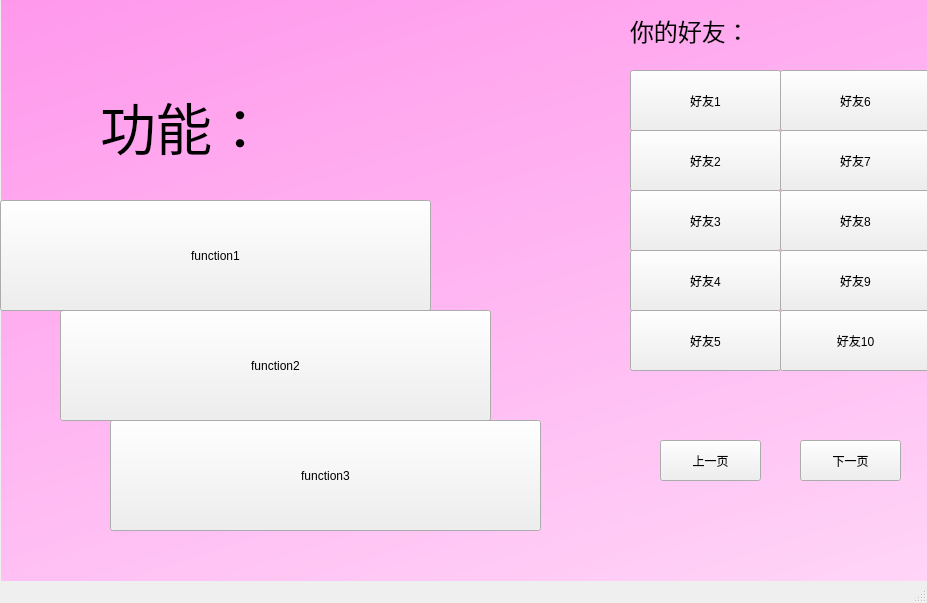
This is MyQQ/Client/mainWindow.ui in WMCCYMW/MyQQ as Qt 5 draws it before an edit. The edited form follows.
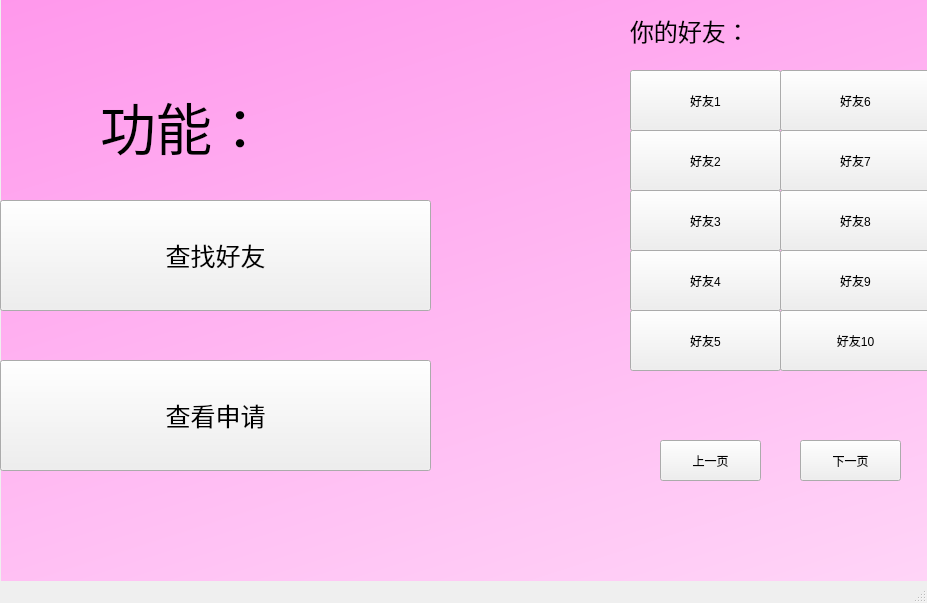
This is the edited form.

What changed in the file:
```diff
--- a/MyQQ/Client/mainWindow.ui
+++ b/MyQQ/Client/mainWindow.ui
@@ -187,23 +187,7 @@
      <string>你的好友：</string>
     </property>
    </widget>
-   <widget class="QPushButton" name="function_2">
-    <property name="geometry">
-     <rect>
-      <x>60</x>
-      <y>310</y>
-      <width>431</width>
-      <height>111</height>
-     </rect>
-    </property>
-    <property name="styleSheet">
-     <string notr="true"/>
-    </property>
-    <property name="text">
-     <string>function2</string>
-    </property>
-   </widget>
-   <widget class="QPushButton" name="function_1">
+   <widget class="QPushButton" name="searchButton">
     <property name="geometry">
      <rect>
       <x>0</x>
@@ -212,27 +196,16 @@
       <height>111</height>
      </rect>
     </property>
-    <property name="styleSheet">
-     <string notr="true"/>
+    <property name="font">
+     <font>
+      <pointsize>19</pointsize>
+     </font>
     </property>
-    <property name="text">
-     <string>function1</string>
-    </property>
-   </widget>
-   <widget class="QPushButton" name="function_3">
-    <property name="geometry">
-     <rect>
-      <x>110</x>
-      <y>420</y>
-      <width>431</width>
-      <height>111</height>
-     </rect>
-    </property>
     <property name="styleSheet">
      <string notr="true"/>
     </property>
     <property name="text">
-     <string>function3</string>
+     <string>查找好友</string>
     </property>
    </widget>
    <widget class="QLabel" name="user_label">
@@ -285,6 +258,27 @@
      <string/>
     </property>
    </widget>
+   <widget class="QPushButton" name="viewApplyButton">
+    <property name="geometry">
+     <rect>
+      <x>0</x>
+      <y>360</y>
+      <width>431</width>
+      <height>111</height>
+     </rect>
+    </property>
+    <property name="font">
+     <font>
+      <pointsize>19</pointsize>
+     </font>
+    </property>
+    <property name="styleSheet">
+     <string notr="true"/>
+    </property>
+    <property name="text">
+     <string>查看申请</string>
+    </property>
+   </widget>
    <zorder>background</zorder>
    <zorder>prev_page</zorder>
    <zorder>friend_1</zorder>
@@ -298,11 +292,10 @@
    <zorder>friend_8</zorder>
    <zorder>friend_9</zorder>
    <zorder>friend_label</zorder>
-   <zorder>function_2</zorder>
-   <zorder>function_1</zorder>
-   <zorder>function_3</zorder>
+   <zorder>searchButton</zorder>
    <zorder>user_label</zorder>
    <zorder>next_page</zorder>
+   <zorder>viewApplyButton</zorder>
   </widget>
   <widget class="QStatusBar" name="statusbar"/>
  </widget>
```
